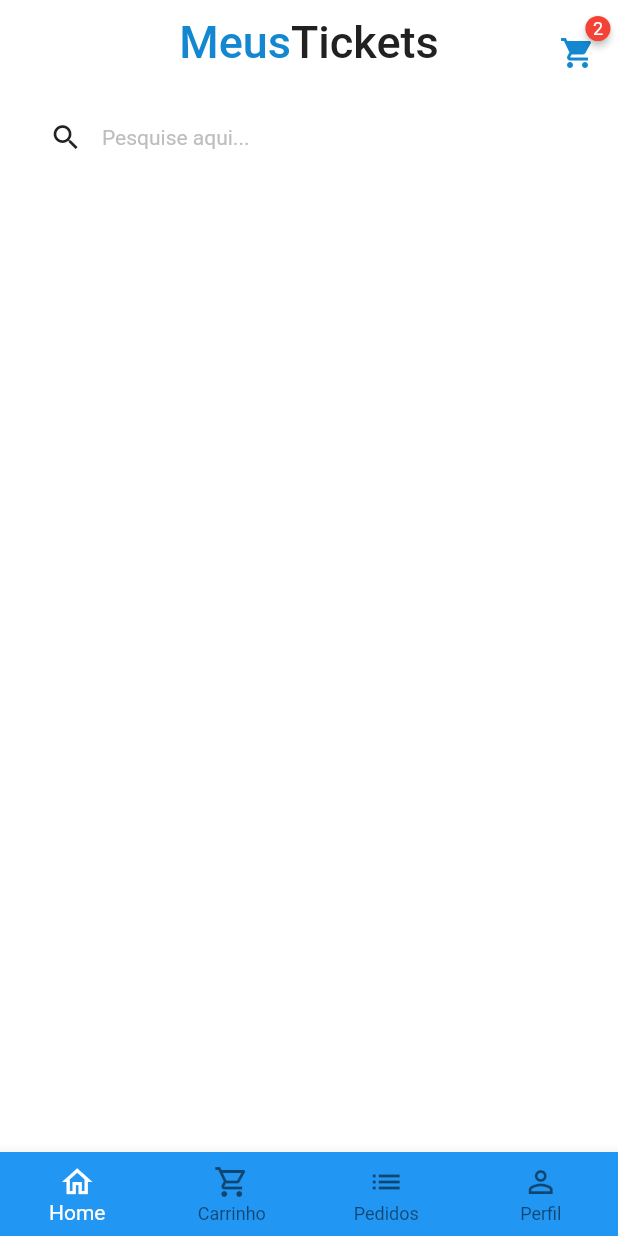
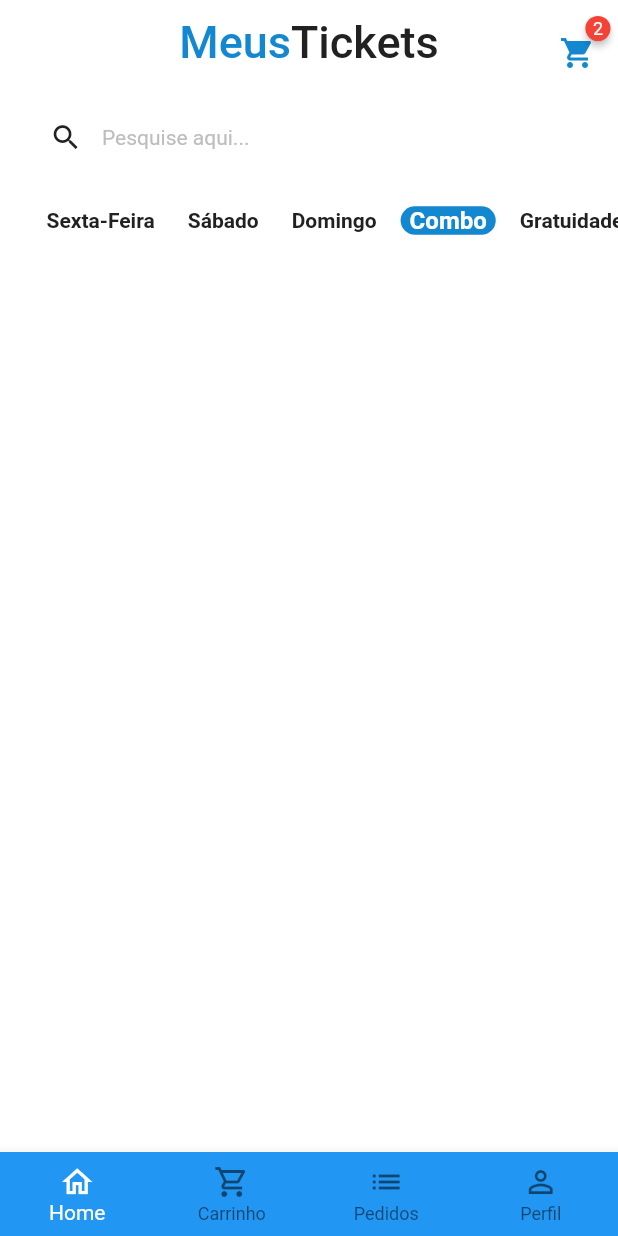
Before and after one commit to FelipeSantos92Dev/store-startto, a Flutter app: the BaseScreen screen opened directly, on a phone screen of 412 x 824 dp. Run offline on Flutter 3.47's test engine with Material 2 defaults, Android fonts, the phone set to English and light mode, and no system bars; drawn by our look-alikes of badges; our stand-ins replace animated_text_kit, mask_text_input_formatter.

```diff
--- a/lib/src/base/base_screen.dart
+++ b/lib/src/base/base_screen.dart
@@ -19,7 +19,7 @@ class _BaseScreenState extends State<BaseScreen> {
         physics: const NeverScrollableScrollPhysics(),
         controller: pageController,
         children: [
-          const HomeTab(),
+          HomeTab(),
           Container(color: Colors.yellow),
           Container(color: Colors.green),
           Container(color: Colors.brown),
--- /dev/null
+++ b/lib/src/home/components/category_tile.dart
@@ -0,0 +1,47 @@
+import 'package:flutter/material.dart';
+import 'package:flutter/src/foundation/key.dart';
+import 'package:flutter/src/widgets/framework.dart';
+import 'package:store/src/config/custom_colors.dart';
+
+class CategoryTile extends StatelessWidget {
+  const CategoryTile({
+    Key? key,
+    required this.category,
+    required this.isSelected,
+    required this.onPressed,
+  }) : super(key: key);
+
+  final String category;
+  final bool isSelected;
+  final VoidCallback onPressed;
+
+  @override
+  Widget build(BuildContext context) {
+    return GestureDetector(
+      onTap: onPressed,
+      child: Align(
+        alignment: Alignment.center,
+        child: Container(
+          padding: const EdgeInsets.symmetric(
+            horizontal: 6,
+          ),
+          decoration: BoxDecoration(
+            borderRadius: BorderRadius.circular(10),
+            color: isSelected
+                ? CustomColors.customSwatchColor
+                : Colors.transparent,
+          ),
+          child: Text(
+            category,
+            style: TextStyle(
+                color: isSelected
+                    ? Colors.white
+                    : CustomColors.customContrastColor,
+                fontWeight: FontWeight.bold,
+                fontSize: isSelected ? 16 : 14),
+          ),
+        ),
+      ),
+    );
+  }
+}
--- a/lib/src/home/home_tab.dart
+++ b/lib/src/home/home_tab.dart
@@ -2,8 +2,25 @@ import 'package:badges/badges.dart';
 import 'package:flutter/material.dart';
 import 'package:store/src/config/custom_colors.dart';
 
-class HomeTab extends StatelessWidget {
-  const HomeTab({Key? key}) : super(key: key);
+import 'components/category_tile.dart';
+
+class HomeTab extends StatefulWidget {
+  HomeTab({Key? key}) : super(key: key);
+
+  @override
+  State<HomeTab> createState() => _HomeTabState();
+}
+
+class _HomeTabState extends State<HomeTab> {
+  List<String> categories = [
+    'Sexta-Feira',
+    'Sábado',
+    'Domingo',
+    'Combo',
+    'Gratuidade'
+  ];
+
+  String selectedCategory = 'Combo';
 
   @override
   Widget build(BuildContext context) {
@@ -56,9 +73,9 @@ class HomeTab extends StatelessWidget {
         ],
       ),
 
-      // Search
       body: Column(
         children: [
+          // Search
           Padding(
             padding: const EdgeInsets.symmetric(horizontal: 20, vertical: 10),
             child: TextFormField(
@@ -85,7 +102,34 @@ class HomeTab extends StatelessWidget {
                 ),
               ),
             ),
-          )
+          ),
+
+          // Categories
+
+          Container(
+            padding: const EdgeInsets.only(
+              left: 25,
+            ),
+            height: 40,
+            child: ListView.separated(
+              scrollDirection: Axis.horizontal,
+              itemBuilder: (_, index) {
+                return CategoryTile(
+                  onPressed: () {
+                    setState(() {
+                      selectedCategory = categories[index];
+                    });
+                  },
+                  category: categories[index],
+                  isSelected: categories[index] == selectedCategory,
+                );
+              },
+              separatorBuilder: (_, index) => const SizedBox(
+                width: 10,
+              ),
+              itemCount: categories.length,
+            ),
+          ),
         ],
       ),
     );
```
